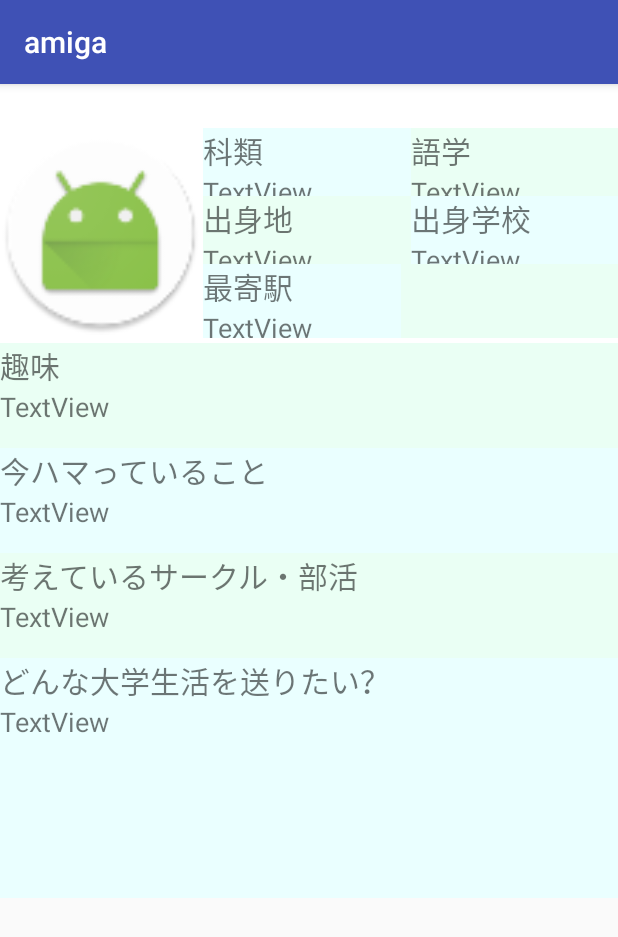
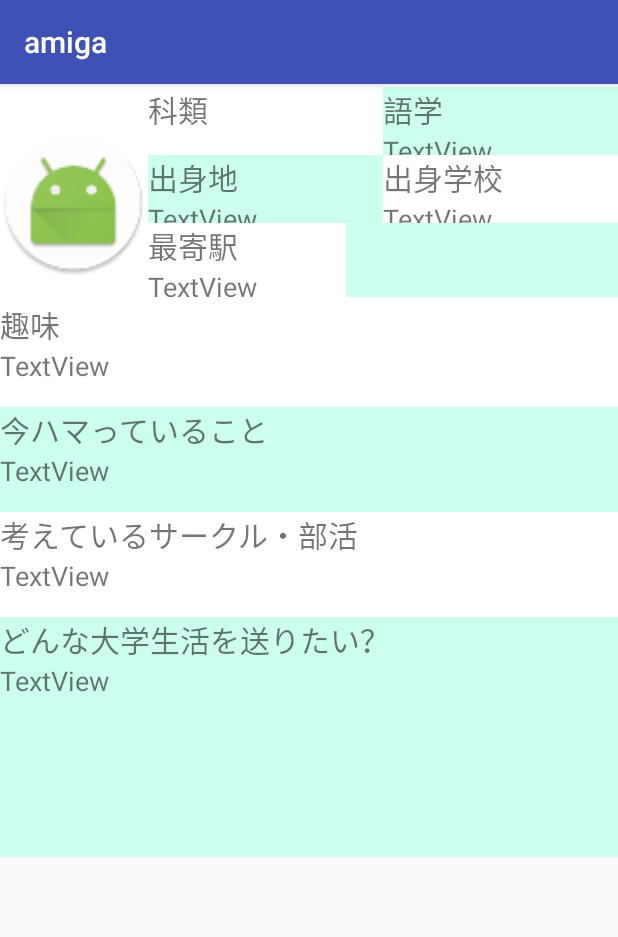
Before and after one commit to sato-kanae/amiga, an Android app: the ProfileActivity screen opened directly, with no data from a screen before it, on a phone screen of 412 x 824 dp. Shown: the top 937 px of the screen. Run offline under Robolectric (Android 15) with nearby library versions, the phone set to English and light mode, and no system bars; 1 statement that could not run was skipped.

Commit message:
profile, dialog

```diff
--- a/app/src/main/java/com/example/satoukanae/amiga/MainActivity.java
+++ b/app/src/main/java/com/example/satoukanae/amiga/MainActivity.java
@@ -3,10 +3,12 @@ package com.example.satoukanae.amiga;
 
 import android.app.AlertDialog;
 import android.content.Intent;
+import android.graphics.Color;
 import android.os.Bundle;
 import android.support.annotation.NonNull;
 import android.support.annotation.Nullable;
 import android.support.v7.app.AppCompatActivity;
+import android.view.Gravity;
 import android.view.View;
 import android.widget.AdapterView;
 import android.widget.ListView;
@@ -34,6 +36,7 @@ public class MainActivity extends AppCompatActivity implements OnDateSelectedLis
 
     private MaterialCalendarView widget;
     private TextView textView;
+    private TextView dialogTitle;
     private ListView listView;
     private AlertDialog dialog;
 
@@ -45,12 +48,19 @@ public class MainActivity extends AppCompatActivity implements OnDateSelectedLis
         textView =(TextView) findViewById(R.id.textView);
         widget.setOnDateChangedListener(this);
         widget.setOnMonthChangedListener(this);
+        this.dialogTitle = new TextView(this);
+        this.dialogTitle.setBackgroundColor(Color.parseColor("#44D3AE"));
+        this.dialogTitle.setHeight(60);
+        this.dialogTitle.setTextSize(20);
+        this.dialogTitle.setTextColor(Color.parseColor("#FFFFFF"));
+
+        this.dialogTitle.setGravity(Gravity.CENTER);
 
         this.listView = new ListView(this);
         setDialogContents();
         this.listView.setOnItemClickListener(this);
         this.dialog =new AlertDialog.Builder(this)
-                .setTitle("2017年10月8日")
+                .setCustomTitle(this.dialogTitle)
                 .setView(this.listView).create();
 
     }
@@ -58,6 +68,9 @@ public class MainActivity extends AppCompatActivity implements OnDateSelectedLis
     @Override
     public void onDateSelected(@NonNull MaterialCalendarView widget, @Nullable CalendarDay date, boolean selected) {
         showDialog();
+        if (date != null){
+            this.dialogTitle.setText(new SimpleDateFormat("yyyy/MM/dd").format(date.getDate()));
+        }
         textView.setText(getSelectedDatesString());
     }
 
--- a/app/src/main/java/com/example/satoukanae/amiga/ProfileActivity.java
+++ b/app/src/main/java/com/example/satoukanae/amiga/ProfileActivity.java
@@ -13,10 +13,17 @@ public class ProfileActivity extends AppCompatActivity {
     protected void onCreate(Bundle savedInstanceState) {
         super.onCreate(savedInstanceState);
         setContentView(R.layout.activity_profile);
-
+//
         Intent intent = getIntent();
         final User user = (User)intent.getSerializableExtra("user");
 
+        String name = user.getName();
+//      String faculty = user.getFaculty();
+//      String language = user.getLanguage();
+//      String place = user.getPlace();
+//      String school = user.getSchool();
+//      String station = user.getStation();
+//       String hobby = user.getHobby()
 
         ((TextView)findViewById(R.id.name)).setText(name);
 
--- a/app/src/main/res/layout/activity_profile.xml
+++ b/app/src/main/res/layout/activity_profile.xml
@@ -11,25 +11,33 @@
         android:layout_height="2dp"
         android:background="#FFFFFF" />
 
-    <TextView
-        android:id="@+id/textView24"
-        android:layout_width="match_parent"
-        android:layout_height="wrap_content"
-        android:background="#FFFFFF"
-        android:textSize="20sp" />
-
     <LinearLayout
         android:layout_width="match_parent"
         android:layout_height="140dp"
         android:orientation="horizontal">
 
-        <ImageView
-            android:id="@+id/imageView"
-            android:layout_width="120dp"
+        <LinearLayout
+            android:layout_width="wrap_content"
             android:layout_height="match_parent"
-            android:background="#FFFFFF"
-            app:srcCompat="@mipmap/ic_launcher_round"
-            android:layout_weight="0.95" />
+            android:layout_weight="0.95"
+            android:orientation="vertical">
+
+            <TextView
+                android:id="@+id/name"
+                android:layout_width="match_parent"
+                android:layout_height="wrap_content"
+                android:layout_weight="0.95"
+                android:background="#FFFFFF"
+                android:textSize="20sp" />
+
+            <ImageView
+                android:id="@+id/imageView"
+                android:layout_width="match_parent"
+                android:layout_height="match_parent"
+                android:layout_weight="0.95"
+                android:background="#FFFFFF"
+                app:srcCompat="@mipmap/ic_launcher_round" />
+        </LinearLayout>
 
         <LinearLayout
             android:layout_width="260dp"
@@ -52,7 +60,7 @@
                         android:id="@+id/textView2"
                         android:layout_width="match_parent"
                         android:layout_height="wrap_content"
-                        android:background="#EAFFFF"
+                        android:background="#FFFFFF"
                         android:fontFamily="sans-serif"
                         android:text="科類"
                         android:textSize="20sp" />
@@ -61,14 +69,14 @@
 
 
                     <TextView
-                        android:id="@+id/textView17"
+                        android:id="@+id/faculty"
                         android:layout_width="match_parent"
                         android:layout_height="match_parent"
                         android:layout_weight="1"
+                        android:background="#FFFFFF"
+                        android:textColor="#FFFFFF"
                         android:text="TextView"
-                        android:textSize="18sp"
-                        android:background="#EAFFFF"
-                        />
+                        android:textSize="18sp" />
                 </LinearLayout>
 
                 <LinearLayout
@@ -83,17 +91,16 @@
                         android:layout_height="wrap_content"
                         android:text="語学"
                         android:textSize="20sp"
-                        android:background="#EAFFF4"
+                        android:background="#CCFFEE"
                         />
 
                     <TextView
-                        android:id="@+id/textView18"
+                        android:id="@+id/language"
                         android:layout_width="match_parent"
                         android:layout_height="match_parent"
+                        android:background="#CCFFEE"
                         android:text="TextView"
-                        android:textSize="18sp"
-                        android:background="#EAFFF4"
-                        />
+                        android:textSize="18sp" />
                 </LinearLayout>
 
             </LinearLayout>
@@ -115,17 +122,16 @@
                         android:layout_height="wrap_content"
                         android:text="出身地"
                         android:textSize="20sp"
-                        android:background="#EAFFF4"
+                        android:background="#CCFFEE"
                         />
 
                     <TextView
-                        android:id="@+id/textView19"
+                        android:id="@+id/place"
                         android:layout_width="match_parent"
                         android:layout_height="match_parent"
+                        android:background="#CCFFEE"
                         android:text="TextView"
-                        android:textSize="18sp"
-                        android:background="#EAFFF4"
-                        />
+                        android:textSize="18sp" />
                 </LinearLayout>
 
                 <LinearLayout
@@ -140,16 +146,16 @@
                         android:layout_height="wrap_content"
                         android:text="出身学校"
                         android:textSize="20sp"
-                        android:background="#EAFFFF"
+                        android:background="#FFFFFF"
                         />
 
                     <TextView
-                        android:id="@+id/textView20"
+                        android:id="@+id/school"
                         android:layout_width="match_parent"
                         android:layout_height="match_parent"
+                        android:background="#FFFFFF"
                         android:text="TextView"
-                        android:textSize="18sp"
-                        android:background="#EAFFFF" />
+                        android:textSize="18sp" />
                 </LinearLayout>
 
             </LinearLayout>
@@ -163,7 +169,7 @@
                     android:layout_width="match_parent"
                     android:layout_height="wrap_content"
                     android:orientation="vertical"
-                    android:background="#EAFFF4"
+                    android:background="#CCFFEE"
                     >
 
                     <TextView
@@ -172,15 +178,16 @@
                         android:layout_height="wrap_content"
                         android:text="最寄駅"
                         android:textSize="20sp"
-                        android:background="#EAFFFF" />
+                        android:background="#FFFFFF"
+                        />
 
                     <TextView
-                        android:id="@+id/textView21"
+                        android:id="@+id/station"
                         android:layout_width="132dp"
                         android:layout_height="31dp"
+                        android:background="#FFFFFF"
                         android:text="TextView"
-                        android:textSize="18sp"
-                        android:background="#EAFFFF" />
+                        android:textSize="18sp" />
                 </LinearLayout>
 
             </LinearLayout>
@@ -210,16 +217,16 @@
                 android:layout_height="wrap_content"
                 android:text="趣味"
                 android:textSize="20sp"
-                android:background="#EAFFF4" />
+                android:background="#FFFFFF" />
 
             <TextView
-                android:id="@+id/textView13"
+                android:id="@+id/hobby"
                 android:layout_width="match_parent"
                 android:layout_height="wrap_content"
                 android:layout_weight="1"
+                android:background="#FFFFFF"
                 android:text="TextView"
-                android:textSize="18sp"
-                android:background="#EAFFF4" />
+                android:textSize="18sp" />
         </LinearLayout>
 
         <LinearLayout
@@ -233,7 +240,8 @@
                 android:layout_height="wrap_content"
                 android:text="今ハマっていること"
                 android:textSize="20sp"
-                android:background="#EAFFFF" />
+                android:background="#CCFFEE"
+                />
 
             <TextView
                 android:id="@+id/textView14"
@@ -242,7 +250,8 @@
                 android:layout_weight="1"
                 android:text="TextView"
                 android:textSize="18sp"
-                android:background="#EAFFFF" />
+                android:background="#CCFFEE"
+                />
         </LinearLayout>
 
         <LinearLayout
@@ -256,16 +265,16 @@
                 android:layout_height="wrap_content"
                 android:text="考えているサークル・部活"
                 android:textSize="20sp"
-                android:background="#EAFFF4" />
+                android:background="#FFFFFF" />
 
             <TextView
-                android:id="@+id/textView15"
+                android:id="@+id/activity"
                 android:layout_width="match_parent"
                 android:layout_height="wrap_content"
                 android:layout_weight="1"
+                android:background="#FFFFFF"
                 android:text="TextView"
-                android:textSize="18sp"
-                android:background="#EAFFF4" />
+                android:textSize="18sp" />
         </LinearLayout>
 
         <LinearLayout
@@ -279,16 +288,17 @@
                 android:layout_height="wrap_content"
                 android:text="どんな大学生活を送りたい？"
                 android:textSize="20sp"
-                android:background="#EAFFFF" />
+                android:background="#CCFFEE"
+                />
 
             <TextView
-                android:id="@+id/textView16"
+                android:id="@+id/life"
                 android:layout_width="match_parent"
                 android:layout_height="wrap_content"
                 android:layout_weight="0.53"
+                android:background="#CCFFEE"
                 android:text="TextView"
-                android:textSize="18sp"
-                android:background="#EAFFFF" />
+                android:textSize="18sp" />
         </LinearLayout>
     </LinearLayout>
 </LinearLayout>
--- a/app/src/main/res/layout/custom_listview.xml
+++ b/app/src/main/res/layout/custom_listview.xml
@@ -4,7 +4,9 @@
     android:layout_width="match_parent"
     android:layout_height="match_parent"
     android:padding="6dp"
-    android:orientation="horizontal" >
+    android:orientation="horizontal"
+    android:background="#FFFFFF"
+    >
 
     <ImageView
         android:id="@+id/timeIcon"
@@ -13,7 +15,9 @@
         android:paddingRight="10dp"
         android:layout_alignParentLeft="true"
         android:layout_centerVertical="true"
-        app:srcCompat="@mipmap/ic_launcher" />
+        app:srcCompat="@mipmap/ic_launcher"
+        android:background="#FFFFFF"
+        />
     <ImageView
         android:id="@+id/faceIcon"
         android:layout_width="60dp"
@@ -21,21 +25,25 @@
         android:paddingRight="10dp"
         android:layout_toRightOf="@+id/timeIcon"
         android:layout_centerVertical="true"
-        app:srcCompat="@mipmap/ic_launcher" />
+        app:srcCompat="@mipmap/ic_launcher"
+        android:background="#FFFFFF"
+        />
 
     <TextView
         android:id="@+id/name"
         android:layout_width="wrap_content"
-        android:layout_height="wrap_content"
+        android:layout_height="60dp"
         android:layout_toRightOf="@+id/faceIcon"
         android:layout_alignParentRight="true"
-        android:textSize="30dp"
+        android:textSize="20dp"
         android:layout_marginLeft="10dp"
         android:layout_marginRight="10dp"
-        android:layout_alignTop="@+id/faceIcon"
-        android:layout_alignBottom="@+id/faceIcon">
-    </TextView>
+        android:background="#FFFFFF"
+        android:gravity="center"
+        />
 
 
+    <!--android:layout_alignTop="@+id/faceIcon"-->
+    <!--android:layout_alignBottom="@+id/faceIcon"-->
 
 </RelativeLayout>
```
